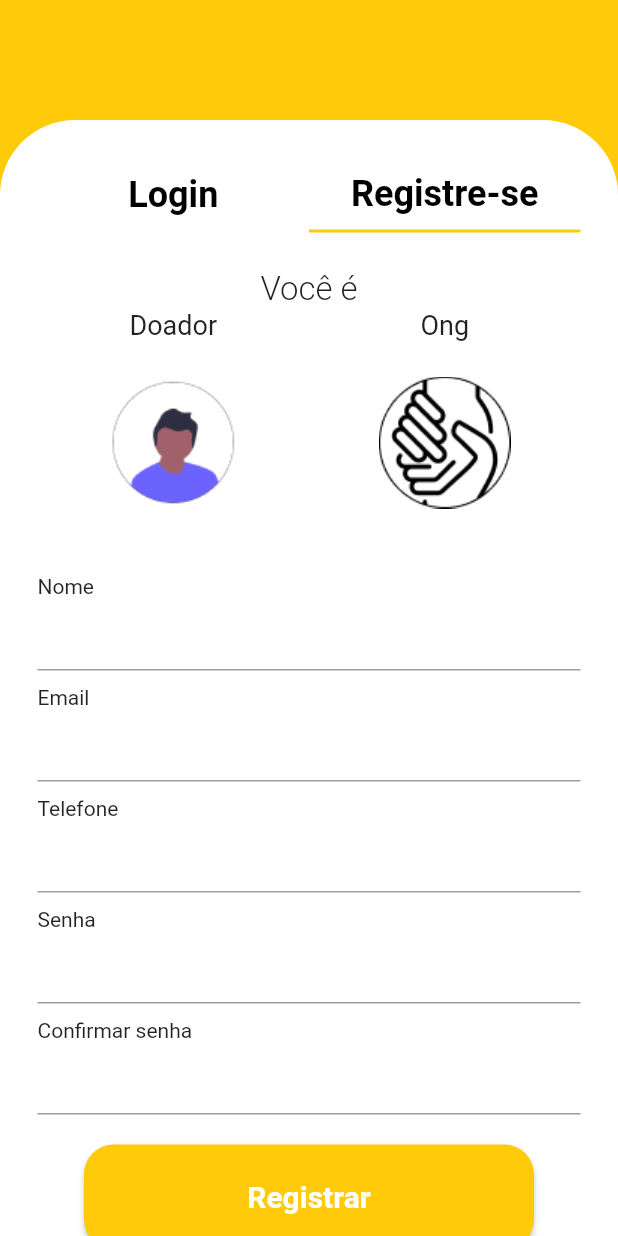
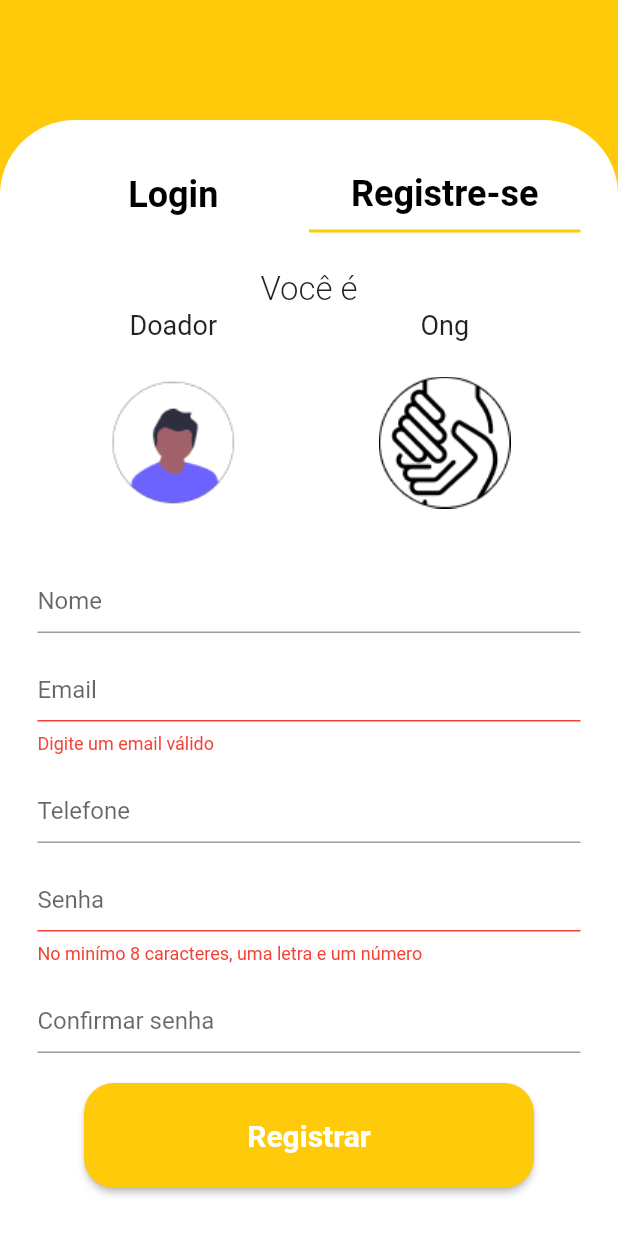
Before and after one commit to Donation23/doBemAppFront-End, a Flutter app: the RegisterScreen screen opened by its route, on a phone screen of 412 x 824 dp. Run offline on Flutter 3.47's test engine with Material 2 defaults, Android fonts, the phone set to English and light mode, and no system bars; our stand-ins replace dio, flutter_modular.

```diff
--- a/lib/src/modules/register/register_screen.dart
+++ b/lib/src/modules/register/register_screen.dart
@@ -136,16 +136,16 @@ class RegisterScreenState extends ModularState<RegisterScreen, RegisterBloc> {
 
                 //inputs
                 ChangeInputs(_isUser),
-                Container(
-                  padding: const EdgeInsets.only(top: 0),
-                  margin: const EdgeInsets.only(top: 20),
-                  child: ElevatedButton(
-                    onPressed: () => {},
-                    child: const Text(
-                      "Registrar",
-                    ),
-                  ),
-                )
+                // Container(
+                //   padding: const EdgeInsets.only(top: 0),
+                //   margin: const EdgeInsets.only(top: 20),
+                //   child: ElevatedButton(
+                //     onPressed: () => {},
+                //     child: const Text(
+                //       "Registrar",
+                //     ),
+                //   ),
+                // )
               ],
             ),
           ),
--- a/lib/src/modules/register/widgets/register_user.dart
+++ b/lib/src/modules/register/widgets/register_user.dart
@@ -8,27 +8,97 @@ class RegisterUser extends StatefulWidget {
 }
 
 class _RegisterUserState extends State<RegisterUser> {
+
+  var confirmPassword;
   @override
   Widget build(BuildContext context) {
-    return Column(
-      crossAxisAlignment: CrossAxisAlignment.start,
-      children: const [
-        Padding(padding: EdgeInsets.only(top: 20)),
-        Text("Nome"),
-        TextField(),
-        Padding(padding: EdgeInsets.only(top: 10)),
-        Text("Email"),
-        TextField(),
-        Padding(padding: EdgeInsets.only(top: 10)),
-        Text("Telefone"),
-        TextField(),
-        Padding(padding: EdgeInsets.only(top: 10)),
-        Text("Senha"),
-        TextField(),
-        Padding(padding: EdgeInsets.only(top: 10)),
-        Text("Confirmar senha"),
-        TextField(),
-      ],
-    );
+    return Form(
+        autovalidateMode: AutovalidateMode.always,
+        onChanged: () {
+          Form.of(primaryFocus!.context!)?.save();
+        },
+        child: Column(
+          crossAxisAlignment: CrossAxisAlignment.start,
+          children: [
+            TextFormField(
+              decoration: const InputDecoration(
+                hintText: 'Nome Completo',
+                label: Text('Nome'),
+              ),
+              validator: (value) {
+                if (false) {
+                  return '';
+                }
+                return null;
+              },
+            ),
+            TextFormField(
+              decoration: const InputDecoration(
+                hintText: 'Email',
+                label: Text('Email'),
+              ),
+              validator: (String? value) {
+                if (value != null &&
+                    !RegExp(r"^[a-zA-Z0-9.a-zA-Z0-9.!#$%&'*+-/=?^_`{|}~]+@[a-zA-Z0-9]+\.[a-zA-Z]+")
+                        .hasMatch(value)) {
+                  return ('Digite um email válido');
+                }
+              },
+            ),
+            TextFormField(
+              keyboardType: TextInputType.number,
+              decoration: const InputDecoration(
+                hintText: 'Telefone para contato',
+                label: Text('Telefone'),
+              ),
+              validator: (value) {
+                if (false) {
+                  return '';
+                }
+                return null;
+              },
+            ),
+            TextFormField(
+              obscureText: true,
+              decoration: const InputDecoration(
+                hintText: 'Digite a senha',
+                label: Text('Senha'),
+              ),
+              validator: (value) {
+                confirmPassword = value;
+                if (!RegExp(r"^(?=.*[A-Za-z])(?=.*\d)[A-Za-z\d]{8,}$")
+                    .hasMatch(value!)) {
+                  return ('No minímo 8 caracteres, uma letra e um número');
+                }
+                return null;
+              },
+            ),
+            TextFormField(
+              obscureText: true,
+              decoration: const InputDecoration(
+                hintText: 'Digite a senha novamente',
+                label: Text('Confirmar senha'),
+              ),
+              validator: (value) {
+                if (value!=confirmPassword) {
+                  return 'Senhas são diferentes';
+                }
+                return null;
+              },
+            ),
+            Center(
+              child: Container(
+                padding: const EdgeInsets.only(top: 0),
+                margin: const EdgeInsets.only(top: 20),
+                child: ElevatedButton(
+                  onPressed: () => {},
+                  child: const Text(
+                    "Registrar",
+                  ),
+                ),
+              ),
+            )
+          ],
+        ));
   }
 }
```
Also changed, not shown: lib/src/modules/register/widgets/register_ong.dart (+49 -29 lines).
